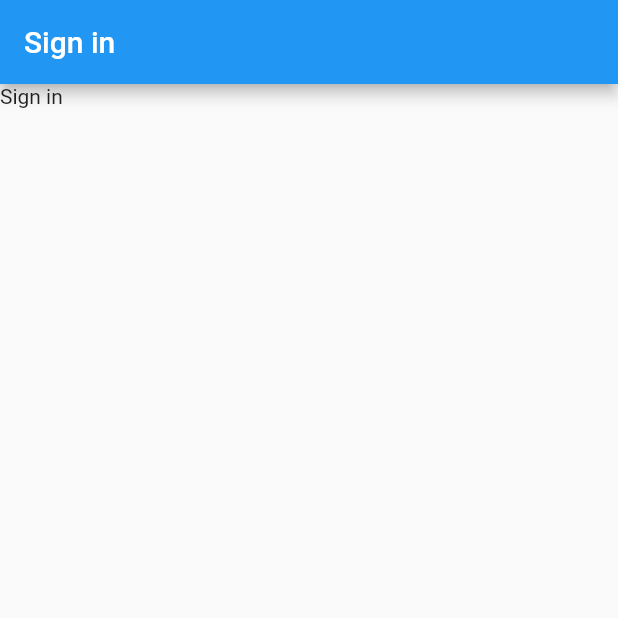
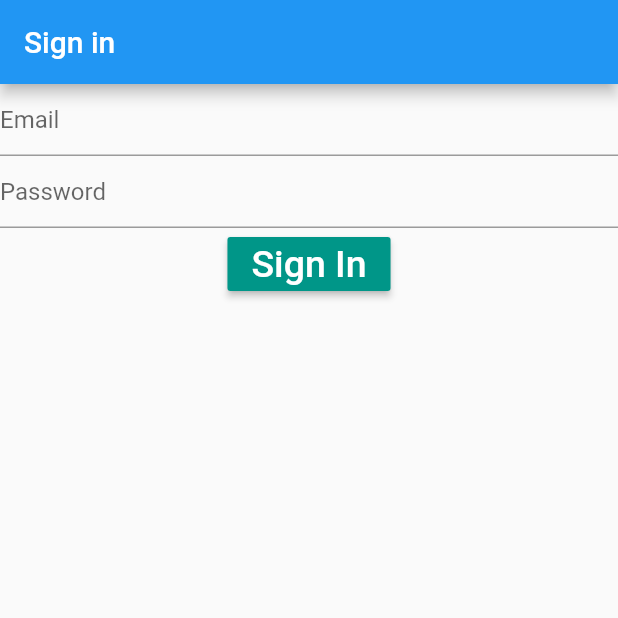
Before and after one commit to SamuelYancey/map2020-PhotoMemo-App, a Flutter app: the screen it shows after launch, on a phone screen of 412 x 824 dp, the top half of it. Run offline on Flutter 3.47's test engine with Material 2 defaults, Android fonts, the phone set to English and light mode, and no system bars.

Commit message:
signIn visual fields implemented

```diff
--- a/lib/screens/signin_screen.dart
+++ b/lib/screens/signin_screen.dart
@@ -11,6 +11,7 @@ class SignInScreen extends StatefulWidget{
 class _SignInState extends State<SignInScreen>{
 
   _Controller con;
+  var formKey = GlobalKey<FormState>();
 
   @override
   void initState() {
@@ -24,7 +25,38 @@ class _SignInState extends State<SignInScreen>{
       appBar: AppBar(
         title: Text('Sign in'),
       ),
-      body: Text('Sign in'),
+      body: SingleChildScrollView(
+        child: Form(
+          key: formKey,
+          child: Column(
+            children: <Widget>[
+              TextFormField(
+                decoration: InputDecoration(
+                  hintText: 'Email',
+                ),
+                keyboardType: TextInputType.emailAddress,
+                autocorrect: false,
+                validator: con.validatorEmail,
+                onSaved: con.onSavedEmail,
+              ),
+              TextFormField(
+                decoration: InputDecoration(
+                  hintText: 'Password',
+                ),
+                obscureText: true,
+                autocorrect: false,
+                validator: con.validatorPassword,
+                onSaved: con.onSavedPassword,
+              ),
+              RaisedButton(
+                child: Text('Sign In', style: TextStyle(fontSize: 25, color: Colors.white),),
+                color: Colors.teal,
+                onPressed: con.signIn,
+              ),
+            ]
+          ),
+        ),
+      ),
     );
   }
 
@@ -34,4 +66,24 @@ class _SignInState extends State<SignInScreen>{
 class _Controller{
   _SignInState _state;
   _Controller(this._state);
+
+  void signIn(){
+
+  }
+
+  String validatorEmail(String value){
+
+  }
+
+  void onSavedEmail(String value){
+
+  }
+
+  String validatorPassword(String value){
+
+  }
+
+  void onSavedPassword(String value){
+
+  }
 }
```
